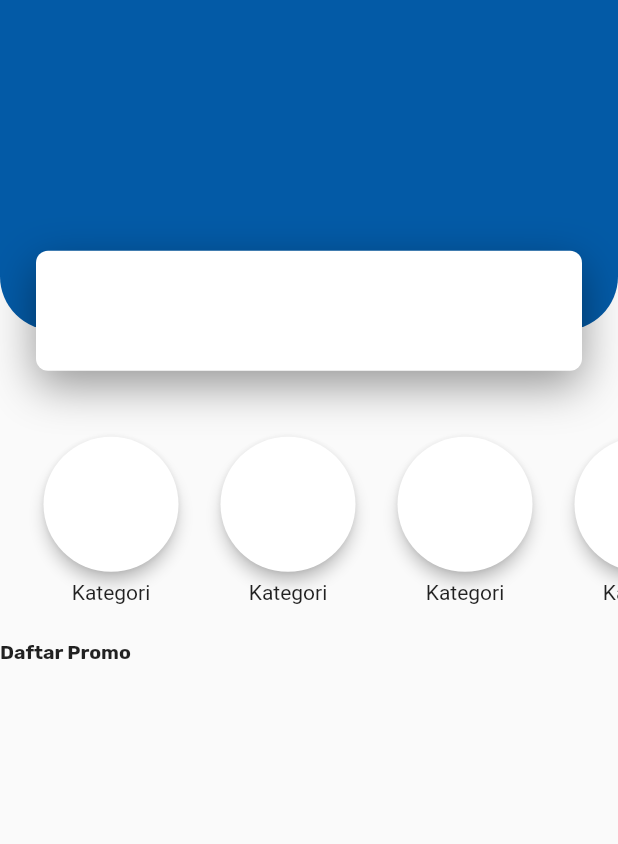
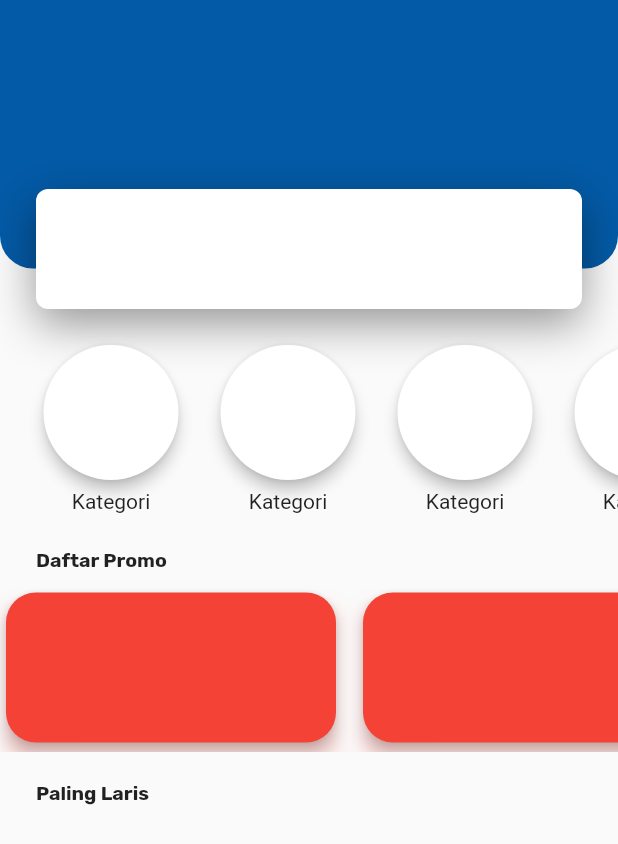
Before and after one commit to zanuar35/tirta_kita, a Flutter app: the screen it shows after launch, on a phone screen of 412 x 824 dp. Shown: the top 844 px of the screen. Run offline on Flutter 3.47's test engine with Material 2 defaults, Android fonts, the phone set to English and light mode, and no system bars; our stand-ins replace google_fonts, line_icons.

Commit message:
initial commit

```diff
--- a/lib/screen/home_screen/home_screen.dart
+++ b/lib/screen/home_screen/home_screen.dart
@@ -15,16 +15,16 @@ class HomeScreen extends StatelessWidget {
         crossAxisAlignment: CrossAxisAlignment.start,
         children: <Widget>[
           Container(
-            height: size.height * 0.30,
+            height: size.height * 0.25,
             child: Stack(
               children: <Widget>[
                 Container(
-                  height: size.height * 0.30 - 27,
+                  height: size.height * 0.25 - 27,
                   decoration: BoxDecoration(
                     color: kPrimaryColor,
                     borderRadius: BorderRadius.only(
-                        bottomLeft: Radius.circular(36),
-                        bottomRight: Radius.circular(36)),
+                        bottomLeft: Radius.circular(22),
+                        bottomRight: Radius.circular(22)),
                   ),
                 ),
                 Positioned(
@@ -46,9 +46,6 @@ class HomeScreen extends StatelessWidget {
                     ))
               ],
             ),
-          ),
-          SizedBox(
-            height: 20,
           ),
           SizedBox(
             height: 20,
@@ -87,12 +84,68 @@ class HomeScreen extends StatelessWidget {
           SizedBox(
             height: 20,
           ),
-          Text(
-            "Daftar Promo",
-            style: GoogleFonts.rubik(
-                textStyle:
-                    TextStyle(fontWeight: FontWeight.w700, fontSize: 13)),
-          )
+          Column(
+            mainAxisAlignment: MainAxisAlignment.start,
+            crossAxisAlignment: CrossAxisAlignment.start,
+            children: <Widget>[
+              Padding(
+                padding: const EdgeInsets.only(left: 24, right: 24),
+                child: Text(
+                  "Daftar Promo",
+                  style: GoogleFonts.rubik(
+                      textStyle:
+                          TextStyle(fontWeight: FontWeight.w700, fontSize: 13)),
+                ),
+              ),
+              SizedBox(
+                height: 10,
+              ),
+              Container(
+                height: 110,
+                child: ListView.builder(
+                    itemCount: 3,
+                    padding: EdgeInsets.only(right: 15),
+                    scrollDirection: Axis.horizontal,
+                    itemBuilder: (context, index) {
+                      return Padding(
+                        padding: const EdgeInsets.only(right: 10),
+                        child: Column(
+                          children: [
+                            Card(
+                              elevation: 4,
+                              color: Colors.red,
+                              shape: RoundedRectangleBorder(
+                                  borderRadius: BorderRadius.circular(20)),
+                              child: Container(
+                                height: 100,
+                                width: 220,
+                                decoration: BoxDecoration(boxShadow: [
+                                  BoxShadow(
+                                      offset: Offset(0, 10),
+                                      blurRadius: 10,
+                                      color: Colors.red.withOpacity(0.2))
+                                ]),
+                              ),
+                            ),
+                          ],
+                        ),
+                      );
+                    }),
+              ),
+            ],
+          ),
+          SizedBox(
+            height: 20,
+          ),
+          Padding(
+            padding: const EdgeInsets.only(left: 24, right: 24),
+            child: Text(
+              "Paling Laris",
+              style: GoogleFonts.rubik(
+                  textStyle:
+                      TextStyle(fontWeight: FontWeight.w700, fontSize: 13)),
+            ),
+          ),
         ],
       ),
     );
```
